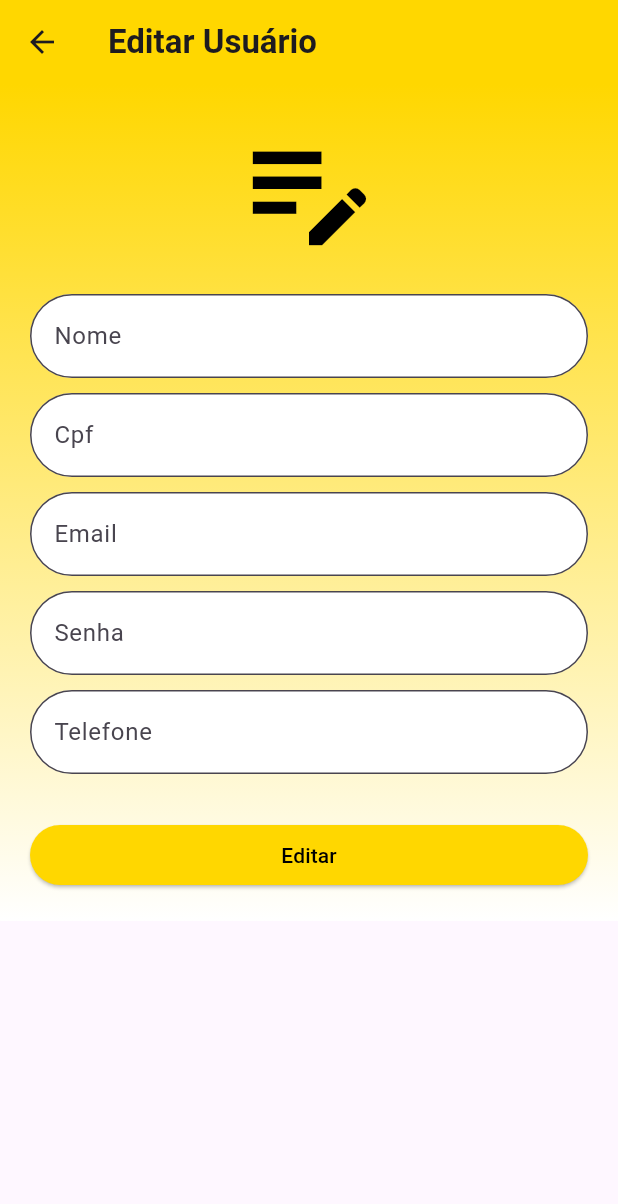
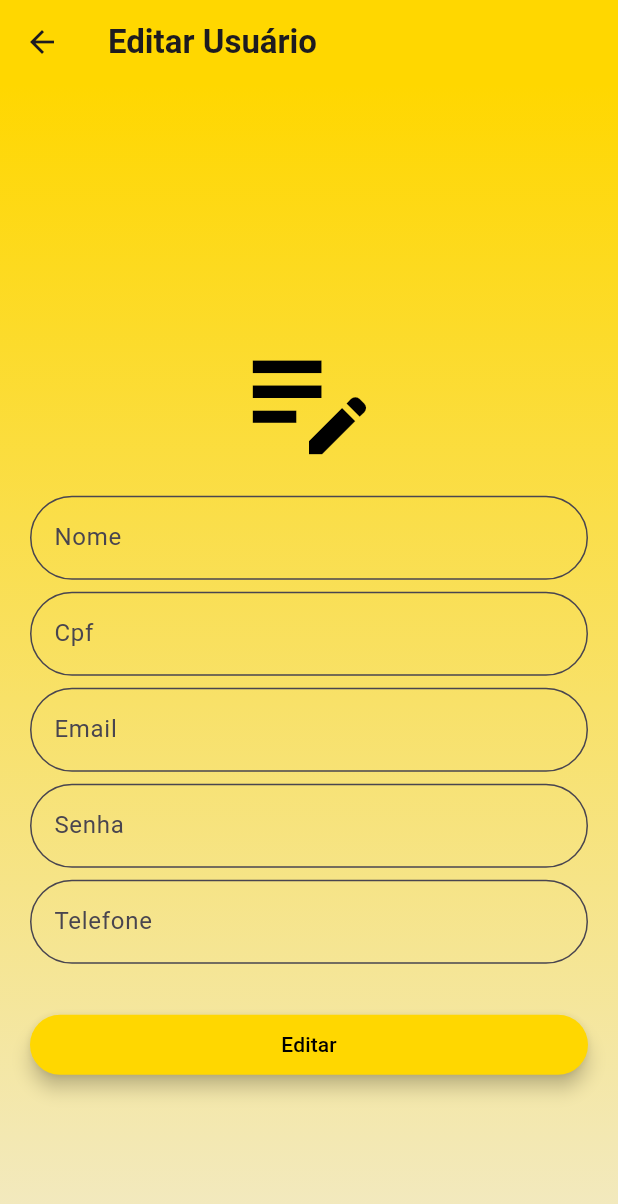
Before and after one commit to eduardamaganino/opt120-projetoOnibus, a Flutter app: the EditUserWidget screen opened directly with empty values, on a phone screen of 412 x 824 dp. Shown: the top 1204 px of the screen. Run offline on Flutter 3.47's test engine with Material 3 defaults, Android fonts, the phone set to English and light mode, and no system bars; our stand-ins replace shared_preferences; accounts and stored records are empty; network calls fail.

Commit message:
Ajustes das telas

```diff
--- a/front/lib/main.dart
+++ b/front/lib/main.dart
@@ -43,7 +43,7 @@ class _HomePageState extends State<HomePage> {
   static final List<Widget> _widgetOptions = <Widget>[
     UserPageWidget(), // Página do Usuário
     UserHomePageWidget(userId: 1), // Forneça o userId aqui
-    CardPageWidget(idUser: 13)  // Página de Cartão
+    CardPageWidget(idUser: 15)  // Página de Cartão
   ];
 
   void _onItemTapped(int index) {
--- a/front/lib/user/user-edit.dart
+++ b/front/lib/user/user-edit.dart
@@ -96,18 +96,20 @@ class _EditUserWidgetState extends State<EditUserWidget> {
           ? Center(child: CircularProgressIndicator())
           : SingleChildScrollView(
               child: Container(
-                padding: const EdgeInsets.all(20.0), // Ajuste o padding conforme necessário
+                padding: const EdgeInsets.all(20.0),
+                height: MediaQuery.of(context).size.height,
                 decoration: const BoxDecoration(
                   gradient: LinearGradient(
                     begin: Alignment.topCenter,
                     end: Alignment.bottomCenter,
                     colors: [
                       Color(0xFFFFD700),
-                      Color.fromARGB(255, 255, 255, 255),
+                      Color.fromARGB(255, 241, 235, 209),
                     ],
                   ),
                 ),
                 child: Column(
+                  mainAxisAlignment: MainAxisAlignment.center,
                   crossAxisAlignment: CrossAxisAlignment.stretch,
                   children: <Widget>[
                     const Icon(
@@ -115,43 +117,40 @@ class _EditUserWidgetState extends State<EditUserWidget> {
                       size: 100.0,
                       color: Colors.black,
                     ),
-                    const SizedBox(height: 20),
-                    // Nome
+                    const SizedBox(height: 15),
                     _buildTextField('Nome', nome, (value) {
                       setState(() {
                         nome = value;
                       });
                     }),
-                    const SizedBox(height: 10),
-                    // CPF
+                    const SizedBox(height: 8),
                     _buildTextField('Cpf', cpf, (value) {
                       setState(() {
                         cpf = value;
                       });
                     }),
-                    const SizedBox(height: 10),
-                    // Email
+                    const SizedBox(height: 8),
                     _buildTextField('Email', email, (value) {
                       setState(() {
                         email = value;
                       });
                     }),
-                    const SizedBox(height: 10),
-                    // Senha
+                    const SizedBox(height: 8),
                     _buildTextField('Senha', senha, (value) {
                       setState(() {
                         senha = value;
                       });
                     }, obscureText: true),
-                    const SizedBox(height: 10),
-                    // Telefone
+                    const SizedBox(height: 8),
                     _buildTextField('Telefone', telefone, (value) {
                       setState(() {
                         telefone = value;
                       });
                     }),
                     const SizedBox(height: 30),
-                    ElevatedButton(
+                    SizedBox(
+                      width: double.infinity, // Makes the button full-width
+                      child: ElevatedButton(
                         onPressed: () async {
                           final response = await http.put(
                             Uri.parse(
@@ -180,10 +179,12 @@ class _EditUserWidgetState extends State<EditUserWidget> {
                           shape: RoundedRectangleBorder(
                             borderRadius: BorderRadius.circular(100),
                           ),
+                          elevation: 5.0,
                         ),
                         child: const Text(
                           'Editar',
                           style: TextStyle(color: Colors.black),
+                        ),
                       ),
                     ),
                   ],
@@ -202,10 +203,10 @@ class _EditUserWidgetState extends State<EditUserWidget> {
       decoration: InputDecoration(
         labelText: hintText,
         border: const OutlineInputBorder(
-          borderRadius: BorderRadius.all(Radius.circular(100)), // Caixas de texto arredondadas
+          borderRadius: BorderRadius.all(Radius.circular(100)),
         ),
         filled: true,
-        fillColor: Colors.white, // Cor de fundo das caixas
+        fillColor: Colors.transparent,
       ),
       controller: TextEditingController(text: initialValue),
       onChanged: onChanged,
--- a/front/lib/user/userHome-page.dart
+++ b/front/lib/user/userHome-page.dart
@@ -80,7 +80,7 @@ class _NotificationsPageState extends State<NotificationsPage> {
 
   Future<List<model.Notification>> _fetchNotifications(int userId) async {
     try {
-      final response = await http.get(Uri.parse('http://localhost:3000/getNotificacaoByUserId/$userId'));
+      final response = await http.get(Uri.parse('http://localhost:3000/getAllNotifi'));
       if (response.statusCode == 200) {
         final jsonData = jsonDecode(response.body) as List<dynamic>;
         return jsonData.map((item) => model.Notification.fromJson(item)).toList();
```
Also changed, not shown: front/lib/user/user-create.dart (+12 -18 lines). Lines whose indentation alone changed are shown as unchanged.
